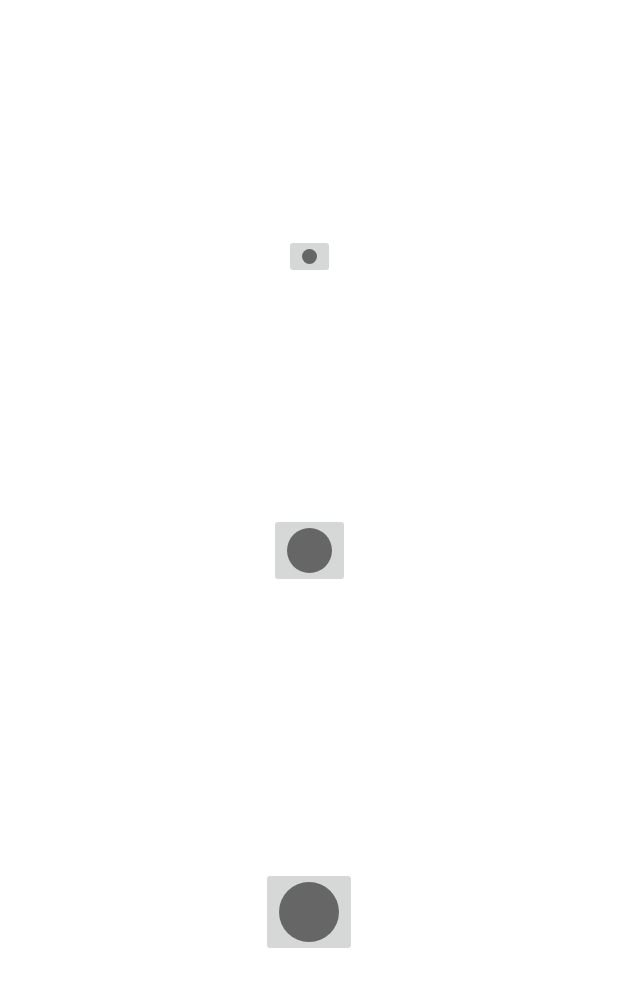
After one commit to ysk423/yskapp, an Android app: the layout dialog_drawing_advance_brush_size.xml on its own in the app's theme, with its tools: preview values and no code run, on a phone screen of 412 x 824 dp. The commit adds this screen. Shown: the top 987 px of the screen. Run offline under Robolectric (Android 15) with nearby library versions, the phone set to English and light mode, and no system bars.

Commit message:
add 121 122 of DrawingAdvance

```diff
--- /dev/null
+++ b/app/src/main/res/drawable/circle_large.xml
@@ -0,0 +1,11 @@
+<?xml version="1.0" encoding="utf-8"?>
+<shape xmlns:android="http://schemas.android.com/apk/res/android"
+    android:dither="true"
+    android:shape="oval"
+    >
+    <size
+        android:height="40dp"
+        android:width="40dp"/>
+    <solid  android:color="#FF666666"/>
+
+</shape>
--- /dev/null
+++ b/app/src/main/res/drawable/circle_medium.xml
@@ -0,0 +1,11 @@
+<?xml version="1.0" encoding="utf-8"?>
+<shape xmlns:android="http://schemas.android.com/apk/res/android"
+    android:dither="true"
+    android:shape="oval"
+    >
+    <size
+        android:height="30dp"
+        android:width="30dp"/>
+    <solid  android:color="#FF666666"/>
+
+</shape>
--- /dev/null
+++ b/app/src/main/res/drawable/circle_small.xml
@@ -0,0 +1,11 @@
+<?xml version="1.0" encoding="utf-8"?>
+<shape xmlns:android="http://schemas.android.com/apk/res/android"
+    android:dither="true"
+    android:shape="oval"
+    >
+    <size
+        android:height="10dp"
+        android:width="10dp"/>
+    <solid  android:color="#FF666666"/>
+
+</shape>
--- /dev/null
+++ b/app/src/main/res/layout/dialog_drawing_advance_brush_size.xml
@@ -0,0 +1,41 @@
+<?xml version="1.0" encoding="utf-8"?>
+<androidx.constraintlayout.widget.ConstraintLayout xmlns:android="http://schemas.android.com/apk/res/android"
+    xmlns:tools="http://schemas.android.com/tools"
+    android:layout_width="match_parent"
+    android:layout_height="match_parent"
+    xmlns:app="http://schemas.android.com/apk/res-auto">
+
+    <ImageButton
+        android:id="@+id/ib_drawing_advance_small_brush"
+        android:layout_width="wrap_content"
+        android:layout_height="wrap_content"
+        android:src="@drawable/circle_small"
+        app:layout_constraintBottom_toTopOf="@+id/ib_drawing_advance_medium_brush"
+        app:layout_constraintEnd_toEndOf="parent"
+        app:layout_constraintStart_toStartOf="parent"
+        app:layout_constraintTop_toTopOf="parent"
+        tools:ignore="TouchTargetSizeCheck" />
+
+    <ImageButton
+        android:id="@+id/ib_drawing_advance_medium_brush"
+        android:layout_width="wrap_content"
+        android:layout_height="wrap_content"
+        android:src="@drawable/circle_medium"
+        app:layout_constraintTop_toTopOf="@id/ib_drawing_advance_small_brush"
+        app:layout_constraintStart_toStartOf="parent"
+        app:layout_constraintEnd_toEndOf="parent"
+        app:layout_constraintBottom_toTopOf="@+id/ib_drawing_advance_large_brush"
+        />
+
+    <ImageButton
+        android:id="@+id/ib_drawing_advance_large_brush"
+        android:layout_width="wrap_content"
+        android:layout_height="wrap_content"
+        android:src="@drawable/circle_large"
+        app:layout_constraintTop_toBottomOf="@id/ib_drawing_advance_medium_brush"
+        app:layout_constraintStart_toStartOf="parent"
+        app:layout_constraintEnd_toEndOf="parent"
+        app:layout_constraintBottom_toBottomOf="parent"
+        />
+
+</androidx.constraintlayout.widget.ConstraintLayout>
```
Also changed, not shown: app/src/main/java/com/ysk423/yskapp/DrawingAdvanceActivity.kt (+44 -0 lines), app/src/main/java/com/ysk423/yskapp/DrawingAdvanceView.kt (+12 -3 lines), app/src/main/res/layout/activity_drawing_advance.xml (+13 -1 lines), app/src/main/res/drawable/ic_drawing_advance_brush.png (added).
